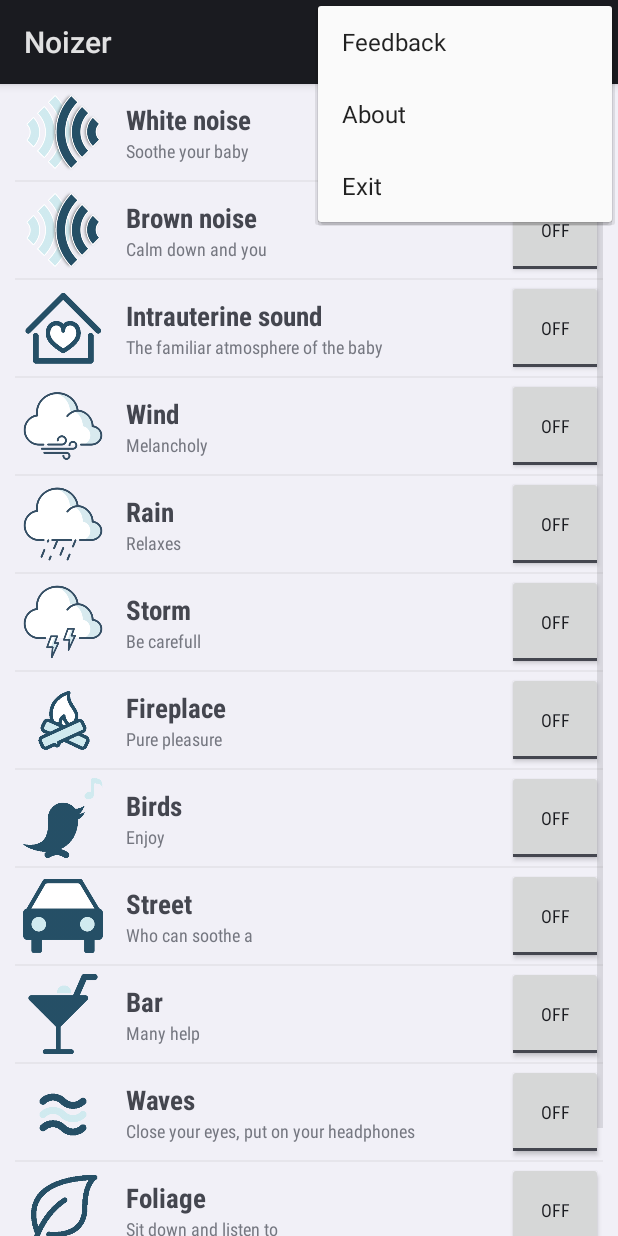
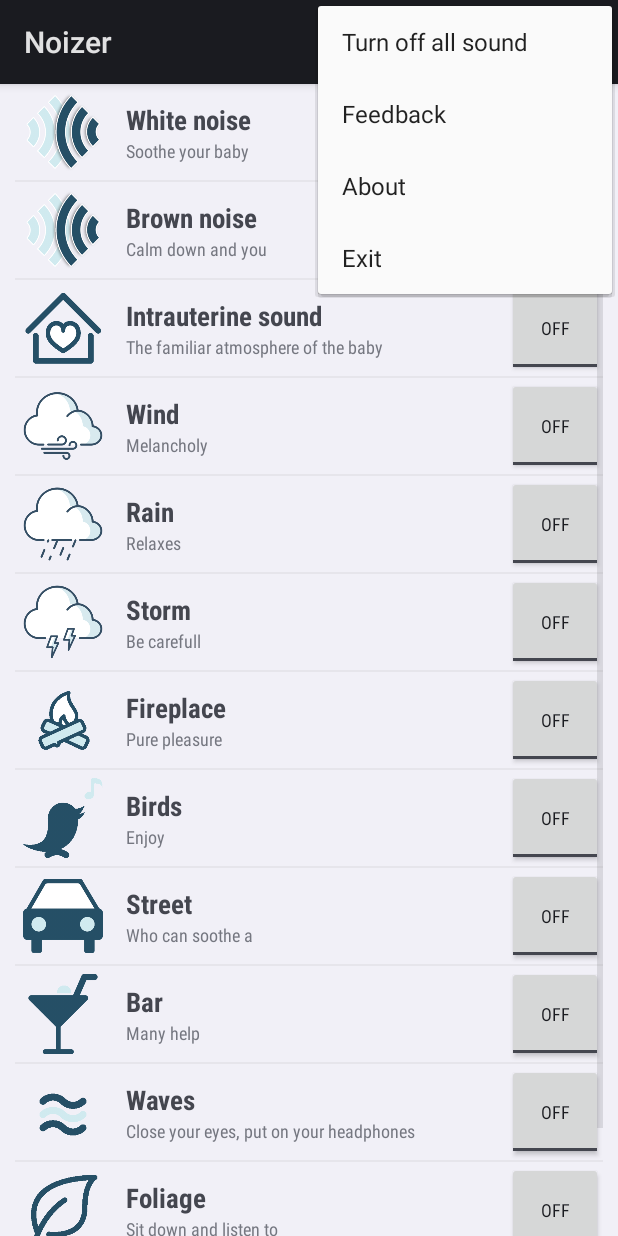
Before and after one commit to ZorgeR/Noizer, an Android app: the screen it shows after launch (MainActivity), with the options menu open, on a phone screen of 412 x 824 dp. Run offline under Robolectric (Android 15) with nearby library versions, the phone set to English and light mode, and no system bars.

Commit message:
r116 - Добавлена кнопка остановить все. - Исправления и улучшения

```diff
--- a/app/src/main/java/com/zlab/noizer/app/MainActivity.java
+++ b/app/src/main/java/com/zlab/noizer/app/MainActivity.java
@@ -116,6 +116,8 @@ public class MainActivity extends Activity {
             aboutDialog.show();
 
             ((TextView)aboutDialog.findViewById(android.R.id.message)).setMovementMethod(LinkMovementMethod.getInstance());
+        } else if (id == R.id.action_turn_off_all){
+            stopAllSound();
         }
 
         return super.onOptionsItemSelected(item);
@@ -125,6 +127,7 @@ public class MainActivity extends Activity {
         for(int i=0;i<listAdaptor.getCount();i++){
             listAdaptor.getItem(i).stopPlaying();
         }
+        listAdaptor.notifyDataSetChanged();
     }
 
     @Override
--- a/app/src/main/res/menu/menu_main.xml
+++ b/app/src/main/res/menu/menu_main.xml
@@ -4,15 +4,19 @@
       tools:context=".MainActivity">
     <item android:id="@+id/action_exit"
           android:title="@string/action_exit"
-          android:orderInCategory="110"
+          android:orderInCategory="103"
           app:showAsAction="never"/>
     <item  android:id="@+id/action_contact"
            android:title="@string/action_contact"
-           android:orderInCategory="105"
+           android:orderInCategory="101"
            app:showAsAction="never"/>
     <item  android:id="@+id/action_about"
            android:title="@string/action_about"
-           android:orderInCategory="108"
+           android:orderInCategory="102"
+           app:showAsAction="never"/>
+    <item  android:id="@+id/action_turn_off_all"
+           android:title="@string/action_turn_off_all"
+           android:orderInCategory="100"
            app:showAsAction="never"/>
 
 </menu>
--- a/app/src/main/res/values/strings.xml
+++ b/app/src/main/res/values/strings.xml
@@ -3,6 +3,7 @@
     <string name="action_exit">Exit</string>
     <string name="action_contact">Feedback</string>
     <string name="action_about">About</string>
+    <string name="action_turn_off_all">Turn off all sound</string>
     <string name="action_about_title">About</string>
     <string name="action_about_description">Noizer - open source noise manager.\r\n\r\nFeel free to send feedback from menu.\r\n\r\nSource code:\r\n<a href="https://github.com/ZorgeR/Noizer">https://github.com/ZorgeR/Noizer</a>\r\n\r\n</string>
     <string name="on">On</string>
```
Also changed, not shown: 1 other file.
